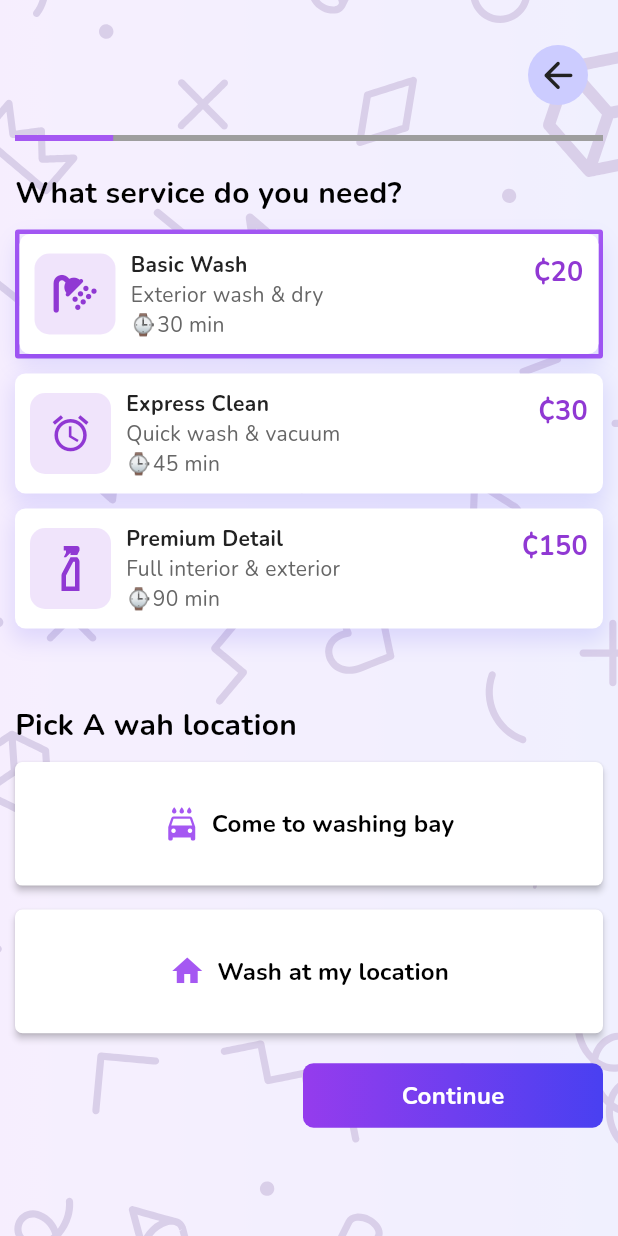
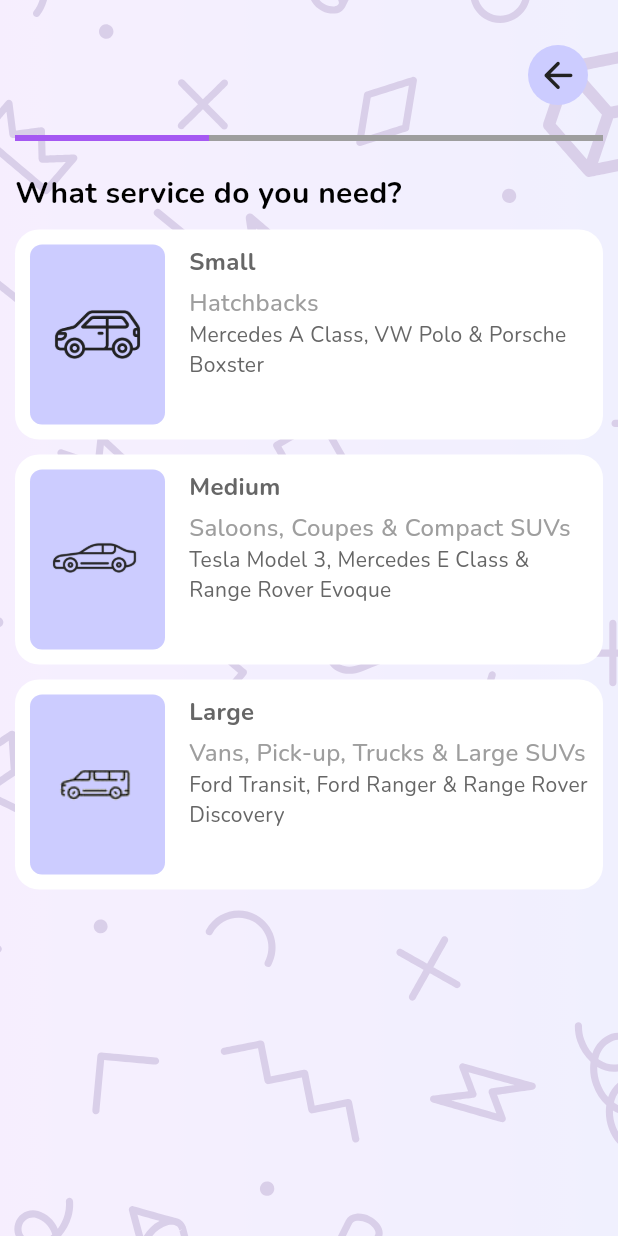
Before and after one commit to josieforever/omeeo-wash, a Flutter app: the ServicesScreen screen opened directly, after a tap on "Continue", on a phone screen of 412 x 824 dp. Run offline on Flutter 3.47's test engine with Material 3 defaults, Android fonts, the light colour scheme and no system bars; our stand-ins replace cloud_firestore, firebase_auth, firebase_core, firebase_storage, flutter_svg, font_awesome_flutter and 5 more; accounts and stored records are empty; project files that could hold a hidden picture were left out.

Commit message:
work on the booking flow

```diff
--- /dev/null
+++ b/lib/pages/home/booking flow/select_vehicle_size_screen.dart
@@ -0,0 +1,265 @@
+import 'package:flutter/material.dart';
+import 'package:lottie/lottie.dart';
+import 'package:omeeowash/helpers/miscellaneous.dart';
+import 'package:omeeowash/widgets.dart/colors.dart';
+import 'package:omeeowash/widgets.dart/utility_widgets.dart';
+
+import 'common_widgets.dart';
+
+class SelectVehicleSizeScreen extends StatefulWidget {
+  const SelectVehicleSizeScreen({super.key});
+
+  @override
+  State<SelectVehicleSizeScreen> createState() =>
+      _SelectVehicleSizeScreenState();
+}
+
+class _SelectVehicleSizeScreenState extends State<SelectVehicleSizeScreen> {
+  String selectedSize = ''; // Moved selection here
+
+  final List<Map<String, String>> vehicleSizes = [
+    {
+      "size": "Small",
+      "type": "Hatchbacks",
+      "brand": "Mercedes A Class, VW Polo & Porsche Boxster",
+    },
+    {
+      "size": "Medium",
+      "type": "Saloons, Coupes & Compact SUVs",
+      "brand": "Tesla Model 3, Mercedes E Class & Range Rover Evoque",
+    },
+    {
+      "size": "Large",
+      "type": "Vans, Pick-up, Trucks & Large SUVs",
+      "brand": "Ford Transit, Ford Ranger & Range Rover Discovery",
+    },
+  ];
+  @override
+  Widget build(BuildContext context) {
+    return Scaffold(
+      body: Stack(
+        children: [
+          Container(
+            padding: const EdgeInsets.all(16),
+            decoration: const BoxDecoration(
+              gradient: LinearGradient(
+                begin: Alignment.centerRight,
+                end: Alignment.centerLeft,
+                colors: [Color(0xFF6D66F6), Color(0xFFA558F2)],
+              ),
+            ),
+          ),
+          Positioned.fill(
+            child: Container(
+              height: MediaQuery.of(context).size.height * 0.9,
+              color: const Color.fromARGB(213, 255, 255, 255),
+            ),
+          ),
+          Positioned.fill(
+            child: Lottie.asset(
+              'assets/animations/background_animation_light.json',
+              fit: BoxFit.cover,
+            ),
+          ),
+          Positioned.fill(
+            child: Container(
+              height: MediaQuery.of(context).size.height * 0.9,
+              color: const Color.fromARGB(100, 255, 255, 255),
+            ),
+          ),
+          Container(
+            width: MediaQuery.of(context).size.width,
+            padding: const EdgeInsets.all(10),
+            child: SingleChildScrollView(
+              child: Column(
+                crossAxisAlignment: CrossAxisAlignment.start,
+                children: [
+                  SizedBox(height: 10),
+                  // BackButton(),
+                  Align(
+                    alignment: Alignment.topRight,
+                    child: GoBack(
+                      bgColor: AppColors.periwinklePurple,
+                      onPressed: () {
+                        Navigator.pop(context);
+                      },
+                    ),
+                  ),
+                  SizedBox(height: 10),
+                  LnProgressIndicator(value: progressIndicatorValues[1]),
+                  const SizedBox(height: 20),
+                  Text(
+                    "What service do you need?",
+                    style: TextStyle(
+                      fontSize: 20,
+                      fontWeight: FontWeight.w600,
+                      color: AppColors.black,
+                    ),
+                  ),
+                  const SizedBox(height: 10),
+                  Column(
+                    children: vehicleSizes
+                        .map(
+                          (vehicle) => Padding(
+                            padding: const EdgeInsets.only(bottom: 10),
+                            child: VehicleSizeTile(
+                              vehicleDetails: vehicle,
+                              isSelected:
+                                  selectedSize.toLowerCase() ==
+                                  vehicle["size"]!.toLowerCase(),
+                              onSelect: () {
+                                setState(() {
+                                  selectedSize = vehicle["size"]!;
+                                });
+                              },
+                            ),
+                          ),
+                        )
+                        .toList(),
+                  ),
+                ],
+              ),
+            ),
+          ),
+        ],
+      ),
+    );
+  }
+}
+
+class VehicleSizeTile extends StatelessWidget {
+  final Map<String, String> vehicleDetails;
+  final bool isSelected;
+  final VoidCallback onSelect;
+
+  const VehicleSizeTile({
+    super.key,
+    required this.vehicleDetails,
+    required this.isSelected,
+    required this.onSelect,
+  });
+
+  @override
+  Widget build(BuildContext context) {
+    const String smallVpath = 'assets/images/small_vehicle.png';
+    const String mediumVpath = 'assets/images/medium_vehicle.png';
+    const String largeVpath = 'assets/images/large_vehicle.png';
+    final size = vehicleDetails["size"]!.toLowerCase();
+
+    return GestureDetector(
+      onTap: onSelect,
+      child: Container(
+        decoration: BoxDecoration(
+          color: isSelected ? AppColors.pink : AppColors.white,
+          borderRadius: BorderRadius.circular(16),
+        ),
+        padding: const EdgeInsets.all(10),
+        child: Row(
+          crossAxisAlignment: CrossAxisAlignment.start,
+          children: [
+            Container(
+              alignment: Alignment.center,
+              height: 120,
+              // width: 90,
+              padding: const EdgeInsets.all(10),
+              decoration: const BoxDecoration(
+                color: AppColors.periwinklePurple,
+                borderRadius: BorderRadius.all(Radius.circular(8)),
+              ),
+              child: Image.asset(
+                size == "small"
+                    ? smallVpath
+                    : size == "medium"
+                    ? mediumVpath
+                    : largeVpath,
+                height: 70,
+                width: 70,
+              ),
+              // child: Icon(
+              //   size == "small"
+              //       ? FontAwesomeIcons.carSide
+              //       : size == "medium"
+              //       ? FontAwesomeIcons.car
+              //       : FontAwesomeIcons.vanShuttle,
+              //   size: 48,
+              // ),
+            ),
+            const SizedBox(width: 16),
+            Expanded(
+              child: Column(
+                crossAxisAlignment: CrossAxisAlignment.start,
+                children: [
+                  Text(
+                    vehicleDetails["size"]!,
+                    style: TextStyle(
+                      fontWeight: FontWeight.w600,
+                      fontSize: 16,
+                      color: isSelected ? AppColors.white : null,
+                    ),
+                  ),
+                  const SizedBox(height: 4),
+                  Text(
+                    vehicleDetails["type"]!,
+                    style: TextStyle(
+                      fontWeight: FontWeight.w500,
+                      fontSize: 16,
+                      //color:  whiteText : hintTextColor,
+                      color: isSelected
+                          ? const Color.fromARGB(255, 213, 210, 210)
+                          : Colors.grey,
+                    ),
+                    overflow: TextOverflow.ellipsis,
+                    maxLines: 2,
+                  ),
+                  Text(
+                    vehicleDetails["brand"]!,
+                    overflow: TextOverflow.ellipsis,
+                    maxLines: 2,
+                    style: TextStyle(
+                      color: isSelected ? AppColors.white : null,
+                    ),
+                  ),
+                ],
+              ),
+            ),
+          ],
+        ),
+      ),
+    );
+  }
+}
+
+class SelectVehicleSizeScreens extends StatefulWidget {
+  const SelectVehicleSizeScreens({super.key});
+
+  @override
+  State<SelectVehicleSizeScreens> createState() =>
+      _SelectVehicleSizeScreenStates();
+}
+
+class _SelectVehicleSizeScreenStates extends State<SelectVehicleSizeScreens> {
+  @override
+  Widget build(BuildContext context) {
+    return Scaffold(
+      body: Center(
+        child: Container(
+          padding: const EdgeInsets.all(20),
+          constraints: const BoxConstraints(maxWidth: 500),
+          child: Column(
+            crossAxisAlignment: CrossAxisAlignment.center,
+            children: [
+              // Fixed progress indicator
+
+              // Scrollable list
+              Expanded(
+                child: SingleChildScrollView(
+                  // child:,
+                ),
+              ),
+            ],
+          ),
+        ),
+      ),
+    );
+  }
+}
--- a/lib/pages/home/booking flow/services_screen.dart
+++ b/lib/pages/home/booking flow/services_screen.dart
@@ -4,6 +4,7 @@ import 'package:font_awesome_flutter/font_awesome_flutter.dart';
 import 'package:lottie/lottie.dart';
 import 'package:omeeowash/helpers/miscellaneous.dart';
 import 'package:omeeowash/pages/home/booking%20flow/common_widgets.dart';
+import 'package:omeeowash/pages/home/booking%20flow/select_vehicle_size_screen.dart';
 import 'package:omeeowash/widgets.dart/colors.dart';
 import 'package:omeeowash/widgets.dart/utility_widgets.dart';
 
@@ -262,7 +263,14 @@ class _WashOptionButtonsState extends State<WashOptionButtons> {
                 textSize: 16,
                 textWeight: FontWeight.bold,
               ),
-              onPressed: () {},
+              onPressed: () {
+                Navigator.of(context).push(
+                  MaterialPageRoute(
+                    builder: (BuildContext context) =>
+                        const SelectVehicleSizeScreen(),
+                  ),
+                );
+              },
             ),
           ),
         ),
```
Also changed, not shown: assets/images/large_vehicle.png (added), assets/images/medium_vehicle.png (added), assets/images/small_vehicle.png (added).
